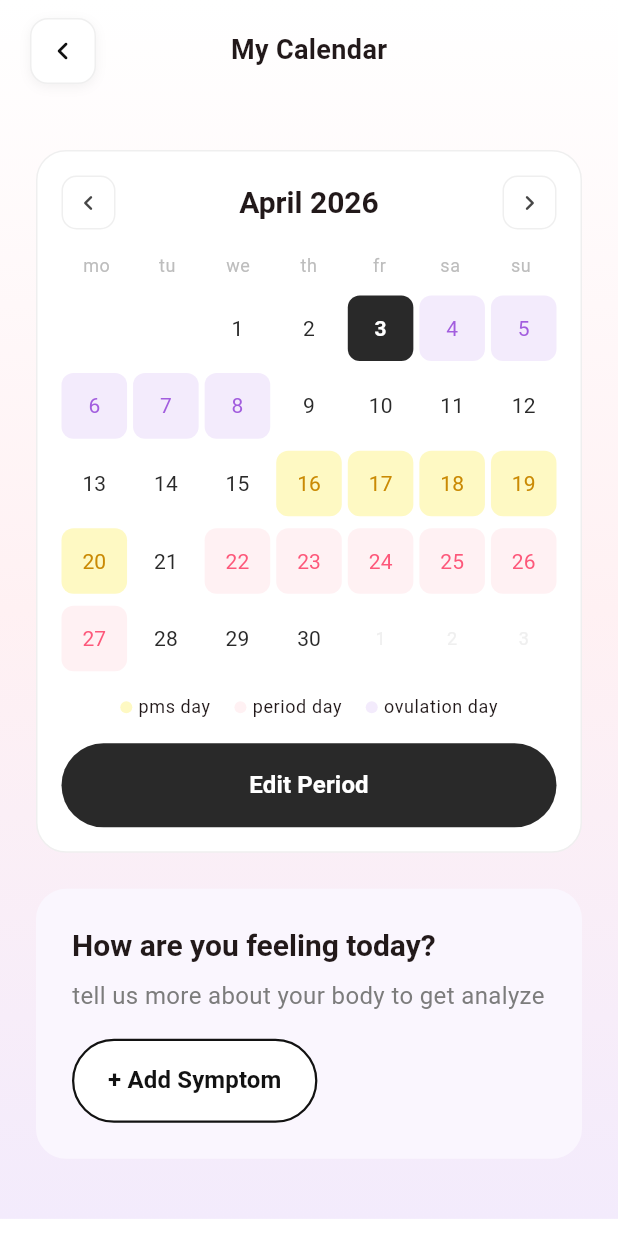
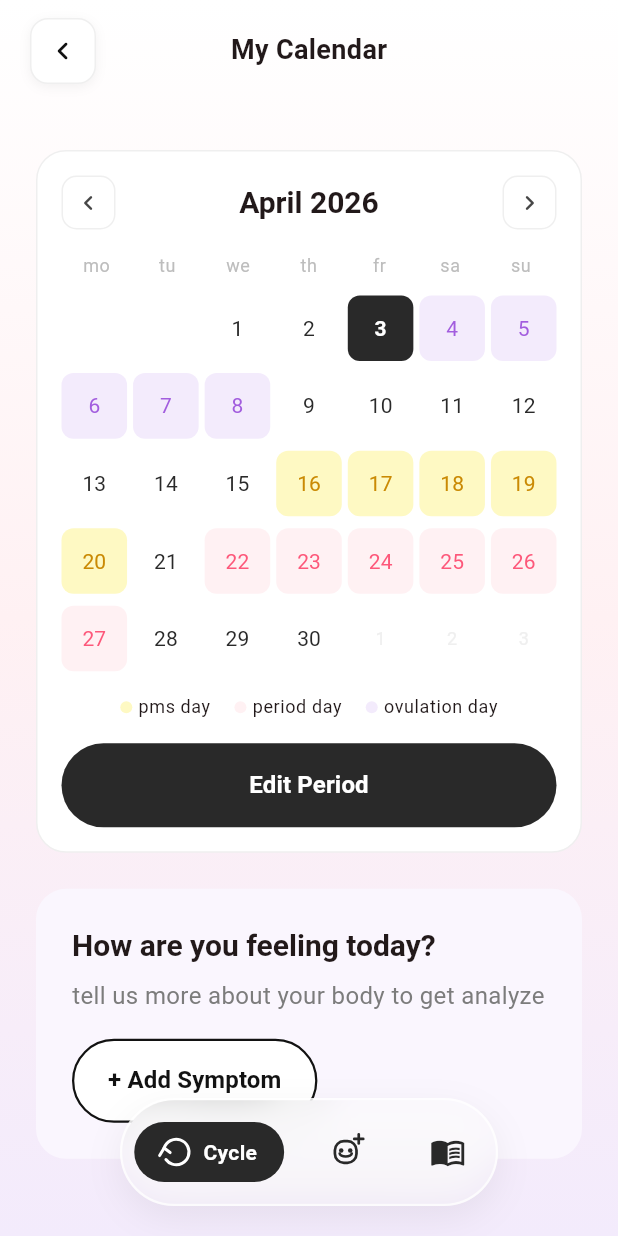
Before and after one commit to Mutimanwa/peria, a Flutter app: the CalendarScreen screen opened by its route, on a phone screen of 412 x 824 dp. Run offline on Flutter 3.47's test engine with Material 3 defaults, Android fonts, the phone set to English and light mode, and no system bars; our stand-ins replace go_router; Roboto replaces fonts that are missing (PerlApp, Poppins).

Commit message:
feat: add bottom navbar

```diff
--- a/lib/features/calendar/presentation/screens/calendar_screen.dart
+++ b/lib/features/calendar/presentation/screens/calendar_screen.dart
@@ -2,6 +2,7 @@ import 'package:flutter/material.dart';
 import 'package:go_router/go_router.dart';
 import 'package:perla_app/core/theme/theme.dart';
 import 'package:perla_app/shared/widgets/common_widgets.dart';
+import 'package:perla_app/shared/widgets/custom_bottom_nav.dart';
 
 class CalendarScreen extends StatefulWidget {
   const CalendarScreen({super.key});
@@ -13,6 +14,7 @@ class CalendarScreen extends StatefulWidget {
 class _CalendarScreenState extends State<CalendarScreen> {
   DateTime _displayMonth = DateTime(DateTime.now().year, DateTime.now().month);
   DateTime _selectedDate = DateTime.now();
+  NavItem _activeTab = NavItem.cycle;
 
   static const List<String> _monthNames = [
     'January', 'February', 'March', 'April', 'May', 'June',
@@ -63,13 +65,15 @@ class _CalendarScreenState extends State<CalendarScreen> {
 
     return PageScaffold(
       showBack: true,
-      onBack: () => context.pop(),
+      onBack: () => context.push('/home'),
       showTitle: true,
       title: 'My Calendar',
-      child: SingleChildScrollView(
-        child: Padding(
-          padding: const EdgeInsets.only(top: 100, bottom: 40), // Espace sous l'AppBar
-          child: Column(
+      child: Stack(
+        children: [
+          SingleChildScrollView(
+            child: Padding(
+              padding: const EdgeInsets.only(top: 100, bottom: 120), // Espace sous l'AppBar et pour la nav
+              child: Column(
             children: [
               // ── Calendrier Card ────────
               Padding(
@@ -176,8 +180,23 @@ class _CalendarScreenState extends State<CalendarScreen> {
           ),
         ),
       ),
-    );
-  }
+      Positioned(
+        bottom: 0,
+        left: 0,
+        right: 0,
+        child: CustomBottomNav(
+          currentIndex: _activeTab,
+          onTap: (tab) {
+            setState(() => _activeTab = tab);
+            if (tab == NavItem.cycle) {
+            }
+          },
+        ),
+      ),
+    ],
+  ),
+);
+}
 
   // Légende
   Widget _buildLegendItem(String label, Color color) {
```
